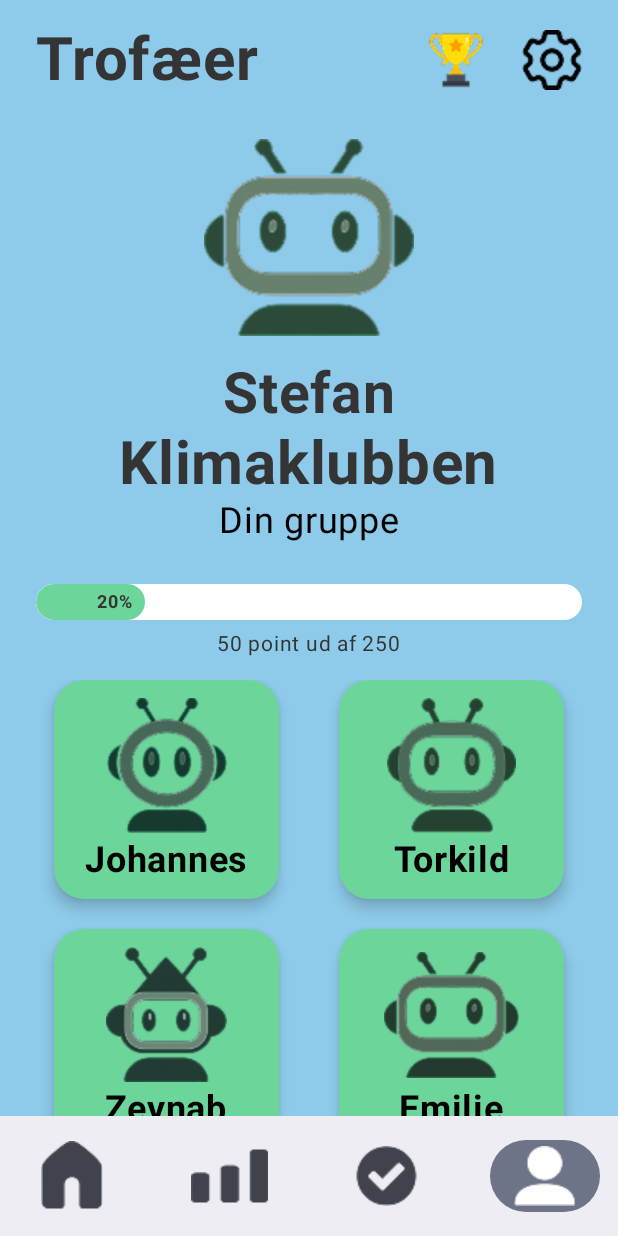
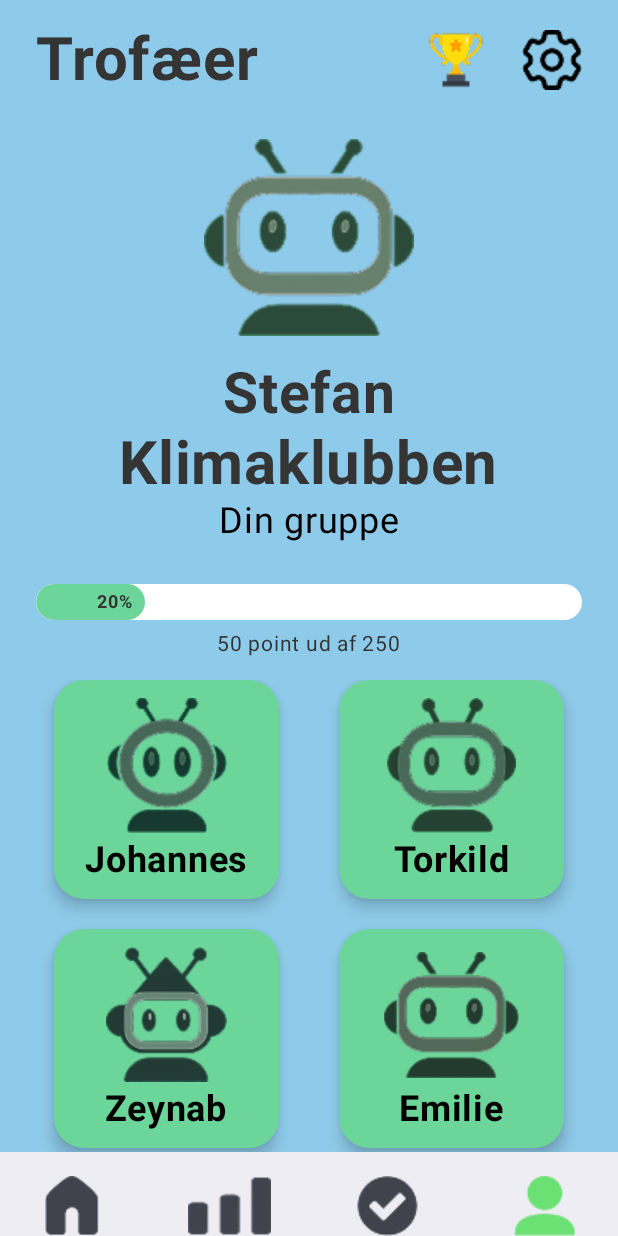
Before and after one commit to njgroenbech/Klimaapplikation, an Android app built with Jetpack Compose: the ProfileScreen screen opened through its navigation route, on a phone screen of 412 x 824 dp. Run offline under Robolectric (Android 15) with nearby library versions, the phone set to English and light mode, and no system bars.

Commit message:
changed ui on navbar

```diff
--- a/app/src/main/java/com/example/klimaaktion/view/sharedcomponents/BottomNavBar.kt
+++ b/app/src/main/java/com/example/klimaaktion/view/sharedcomponents/BottomNavBar.kt
@@ -1,15 +1,23 @@
 package com.example.klimaaktion.view.sharedcomponents
 
+import androidx.compose.foundation.layout.height
+import androidx.compose.foundation.layout.padding
+import androidx.compose.foundation.layout.size
+import androidx.compose.foundation.shape.RoundedCornerShape
 import androidx.compose.material3.*
 import androidx.compose.runtime.Composable
 import androidx.compose.ui.res.painterResource
 import androidx.navigation.NavController
 import androidx.compose.ui.Modifier
+import androidx.compose.ui.draw.clip
+import androidx.compose.ui.graphics.Color
 import androidx.compose.ui.tooling.preview.Preview
+import androidx.compose.ui.unit.dp
 import com.example.klimaaktion.R
 import com.example.klimaaktion.navigation.Routes
 
 // Skrevet af Felix, men list huske hjælp fra AI ift. data class & NavItems og NavBarItems
+// UI rettet til af Nicholas
 data class NavItem(val route: String, val iconResId: Int)
 
 @Composable
@@ -24,13 +32,20 @@ fun BottomNavBar(
         NavItem(Routes.Profile, R.drawable.profilikon)
     )
 
-    NavigationBar {
+    NavigationBar(
+        modifier = Modifier
+            .height(56.dp),
+        tonalElevation = 4.dp
+    ) {
         items.forEach { item ->
             NavigationBarItem(
                 icon = {
                     Icon(
                         painter = painterResource(id = item.iconResId),
-                        contentDescription = null
+                        contentDescription = null,
+                        modifier = Modifier
+                            .size(56.dp)
+                            .padding(top = 16.dp)
                     )
                 },
                 selected = currentRoute == item.route,
@@ -46,11 +61,18 @@ fun BottomNavBar(
                     }
                 },
                 label = null,
-                alwaysShowLabel = false
+                alwaysShowLabel = false,
+                colors = NavigationBarItemDefaults.colors(
+                    selectedIconColor = Color(0xFF6BE173),
+                    unselectedIconColor = MaterialTheme.colorScheme.onSurfaceVariant,
+                    indicatorColor = Color.Transparent // fjerne forblvende bobbel animation
+                )
             )
         }
     }
 }
+
+
 /*
 @Composable
 fun BottomNavBarPreview() {
```
